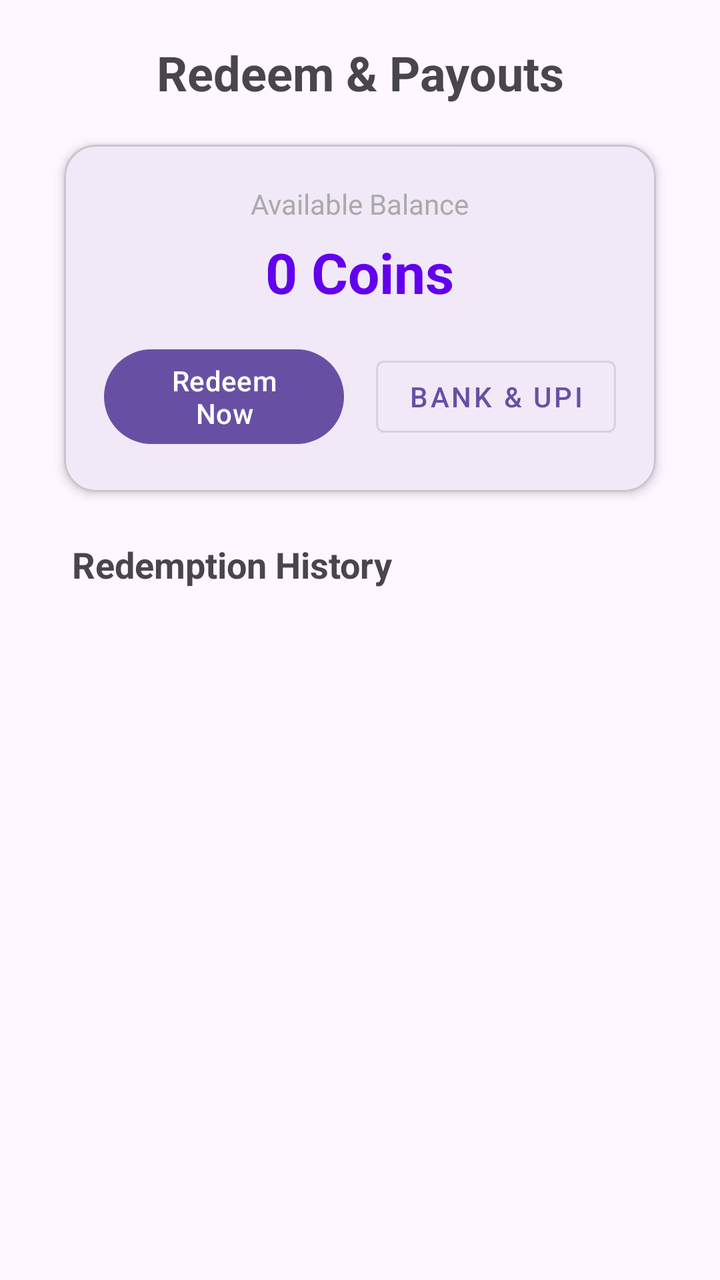
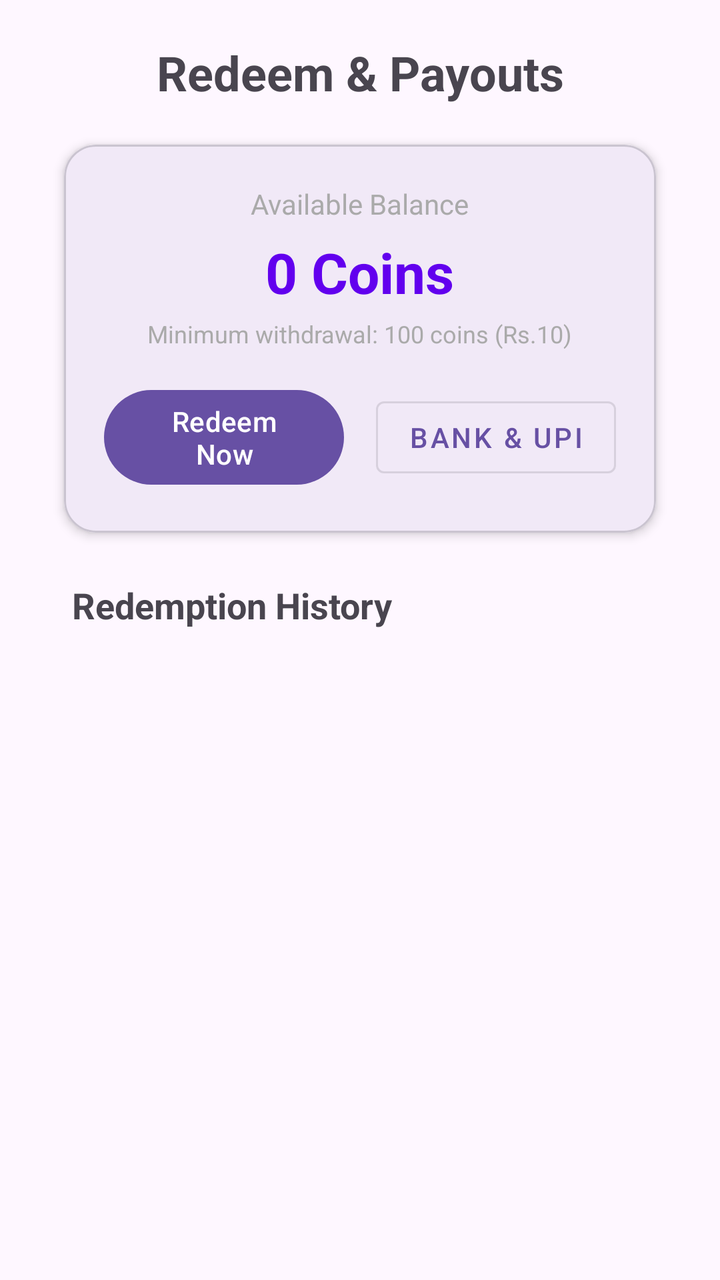

Two renders of the same Android screen: before a commit and after it. Below are the layout's source before the change and the commit's diff.
<!-- AndroidManifest.xml: activity theme Theme.TaskBit -->
<!-- res/layout/activity_redeem.xml -->
<?xml version="1.0" encoding="utf-8"?>
<androidx.constraintlayout.widget.ConstraintLayout
    xmlns:android="http://schemas.android.com/apk/res/android"
    xmlns:app="http://schemas.android.com/apk/res-auto"
    android:id="@+id/redeemRoot"
    android:layout_width="match_parent"
    android:layout_height="match_parent"
    android:padding="20dp">

    <TextView
        android:id="@+id/redeemTitleTextView"
        android:layout_width="0dp"
        android:layout_height="wrap_content"
        android:layout_marginStart="8dp"
        android:layout_marginEnd="8dp"
        android:text="Redeem &amp; Payouts"
        android:textSize="24sp"
        android:textStyle="bold"
        android:gravity="center"
        app:layout_constraintTop_toTopOf="parent"
        app:layout_constraintStart_toStartOf="parent"
        app:layout_constraintEnd_toEndOf="parent" />

    
    <com.google.android.material.card.MaterialCardView
        android:id="@+id/balanceCard"
        android:layout_width="0dp"
        android:layout_height="wrap_content"
        android:layout_marginStart="12dp"
        android:layout_marginEnd="12dp"
        android:layout_marginTop="20dp"
        app:cardCornerRadius="16dp"
        app:cardElevation="3dp"
        app:layout_constraintTop_toBottomOf="@id/redeemTitleTextView"
        app:layout_constraintStart_toStartOf="parent"
        app:layout_constraintEnd_toEndOf="parent">

        <LinearLayout
            android:layout_width="match_parent"
            android:layout_height="wrap_content"
            android:orientation="vertical"
            android:padding="20dp"
            android:gravity="center">

            <TextView
                android:layout_width="wrap_content"
                android:layout_height="wrap_content"
                android:text="Available Balance"
                android:textSize="14sp"
                android:textColor="@android:color/darker_gray" />

            <TextView
                android:id="@+id/availableCoinsTextView"
                android:layout_width="wrap_content"
                android:layout_height="wrap_content"
                android:layout_marginTop="6dp"
                android:text="0 Coins"
                android:textSize="28sp"
                android:textStyle="bold"
                android:textColor="@color/design_default_color_primary" />

            <LinearLayout
                android:layout_width="match_parent"
                android:layout_height="wrap_content"
                android:orientation="horizontal"
                android:layout_marginTop="16dp"
                android:gravity="center">

                <com.google.android.material.button.MaterialButton
                    android:id="@+id/requestRedeemButton"
                    android:layout_width="0dp"
                    android:layout_height="wrap_content"
                    android:layout_weight="1"
                    android:layout_marginEnd="8dp"
                    android:text="Redeem Now"
                    android:textSize="14sp" />

                <com.google.android.material.button.MaterialButton
                    android:id="@+id/bankDetailsButton"
                    android:layout_width="0dp"
                    android:layout_height="wrap_content"
                    android:layout_weight="1"
                    android:layout_marginStart="8dp"
                    android:text="Bank &amp; UPI"
                    android:textSize="14sp"
                    style="@style/Widget.MaterialComponents.Button.OutlinedButton" />

            </LinearLayout>

        </LinearLayout>

    </com.google.android.material.card.MaterialCardView>

    <TextView
        android:id="@+id/historyLabelTextView"
        android:layout_width="0dp"
        android:layout_height="wrap_content"
        android:layout_marginStart="16dp"
        android:layout_marginEnd="16dp"
        android:layout_marginTop="24dp"
        android:text="Redemption History"
        android:textSize="18sp"
        android:textStyle="bold"
        app:layout_constraintTop_toBottomOf="@id/balanceCard"
        app:layout_constraintStart_toStartOf="parent"
        app:layout_constraintEnd_toEndOf="parent" />

    <androidx.recyclerview.widget.RecyclerView
        android:id="@+id/historyRecyclerView"
        android:layout_width="0dp"
        android:layout_height="0dp"
        android:layout_marginStart="12dp"
        android:layout_marginEnd="12dp"
        android:layout_marginTop="12dp"
        app:layout_constraintTop_toBottomOf="@id/historyLabelTextView"
        app:layout_constraintBottom_toBottomOf="parent"
        app:layout_constraintStart_toStartOf="parent"
        app:layout_constraintEnd_toEndOf="parent" />

    <TextView
        android:id="@+id/emptyHistoryTextView"
        android:layout_width="wrap_content"
        android:layout_height="wrap_content"
        android:text="No redemption history yet."
        android:textColor="@android:color/darker_gray"
        android:textSize="16sp"
        android:gravity="center"
        android:visibility="gone"
        app:layout_constraintTop_toTopOf="@id/historyRecyclerView"
        app:layout_constraintBottom_toBottomOf="@id/historyRecyclerView"
        app:layout_constraintStart_toStartOf="parent"
        app:layout_constraintEnd_toEndOf="parent" />

</androidx.constraintlayout.widget.ConstraintLayout>
<!-- resources referenced by this layout -->
<resources>
  <style name="Theme.TaskBit" parent="Base.Theme.TaskBit" />
  <style name="Base.Theme.TaskBit" parent="Theme.Material3.DayNight.NoActionBar">
          
          
      </style>
</resources>

<!-- the commit's change to res/layout/activity_redeem.xml (unified diff, before → after) -->
@@ -58,6 +58,15 @@
                 android:textSize="28sp"
                 android:textStyle="bold"
                 android:textColor="@color/design_default_color_primary" />
+
+            <TextView
+                android:id="@+id/minimumInfoTextView"
+                android:layout_width="wrap_content"
+                android:layout_height="wrap_content"
+                android:layout_marginTop="4dp"
+                android:text="Minimum withdrawal: 100 coins (Rs.10)"
+                android:textSize="12sp"
+                android:textColor="@android:color/darker_gray" />
 
             <LinearLayout
                 android:layout_width="match_parent"
